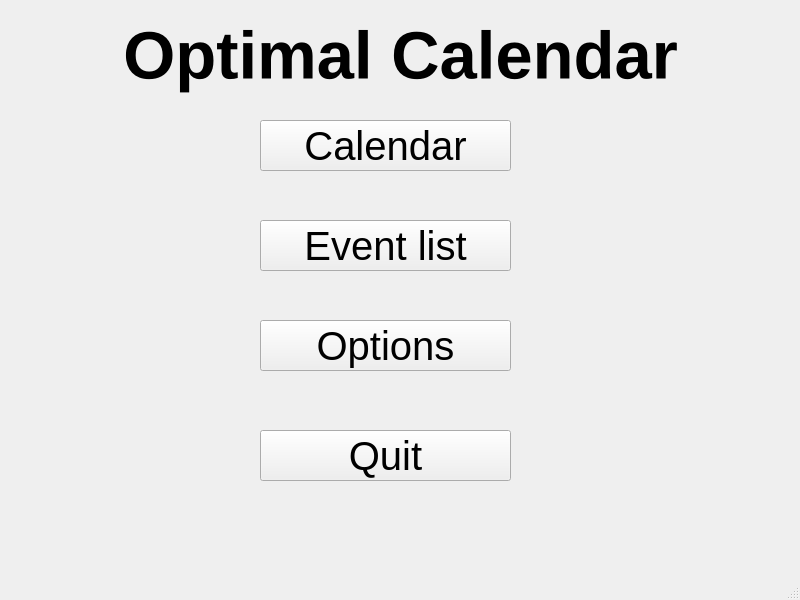
First picture: the form in ui/main_menu.ui, repository bartzlot/optimal_calendar, before the edit.
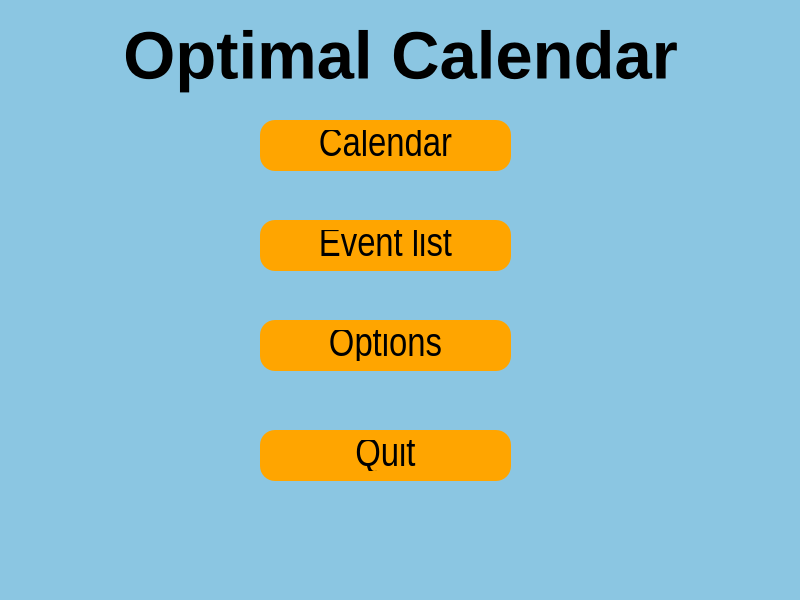
Second picture: the form after the edit.

```diff
--- a/ui/main_menu.ui
+++ b/ui/main_menu.ui
@@ -13,6 +13,11 @@
   <property name="windowTitle">
    <string>MainWindow</string>
   </property>
+  <property name="styleSheet">
+   <string notr="true">QWidget {
+    background-color: #8BC6E2;
+}</string>
+  </property>
   <widget class="QWidget" name="centralwidget">
    <widget class="QLabel" name="label">
     <property name="geometry">
@@ -47,9 +52,24 @@
     </property>
     <property name="font">
      <font>
-      <pointsize>30</pointsize>
+      <family>Arial Narrow</family>
+      <pointsize>-1</pointsize>
      </font>
     </property>
+    <property name="styleSheet">
+     <string notr="true">    QPushButton {
+        background-color: orange;
+        color: black;
+        border-radius: 15px;
+        padding: 10px 20px;
+        font-size: 40px;
+        font-family: &quot;Arial Narrow&quot;, sans-serif;
+    }
+    
+    QPushButton:pressed {
+        background-color: darkorange; /* Change color when button is pressed */
+    }</string>
+    </property>
     <property name="text">
      <string>Calendar</string>
     </property>
@@ -65,9 +85,24 @@
     </property>
     <property name="font">
      <font>
-      <pointsize>30</pointsize>
+      <family>Arial Narrow</family>
+      <pointsize>-1</pointsize>
      </font>
     </property>
+    <property name="styleSheet">
+     <string notr="true">    QPushButton {
+        background-color: orange;
+        color: black;
+        border-radius: 15px;
+        padding: 10px 20px;
+        font-size: 40px;
+        font-family: &quot;Arial Narrow&quot;, sans-serif;
+    }
+    
+    QPushButton:pressed {
+        background-color: darkorange; /* Change color when button is pressed */
+    }</string>
+    </property>
     <property name="text">
      <string>Options</string>
     </property>
@@ -83,9 +118,24 @@
     </property>
     <property name="font">
      <font>
-      <pointsize>30</pointsize>
+      <family>Arial Narrow</family>
+      <pointsize>-1</pointsize>
      </font>
     </property>
+    <property name="styleSheet">
+     <string notr="true">    QPushButton {
+        background-color: orange;
+        color: black;
+        border-radius: 15px;
+        padding: 10px 20px;
+        font-size: 40px;
+        font-family: &quot;Arial Narrow&quot;, sans-serif;
+    }
+    
+    QPushButton:pressed {
+        background-color: darkorange; /* Change color when button is pressed */
+    }</string>
+    </property>
     <property name="text">
      <string>Quit</string>
     </property>
@@ -101,9 +151,24 @@
     </property>
     <property name="font">
      <font>
-      <pointsize>30</pointsize>
+      <family>Arial Narrow</family>
+      <pointsize>-1</pointsize>
      </font>
     </property>
+    <property name="styleSheet">
+     <string notr="true">    QPushButton {
+        background-color: orange;
+        color: black;
+        border-radius: 15px;
+        padding: 10px 20px;
+        font-size: 40px;
+        font-family: &quot;Arial Narrow&quot;, sans-serif;
+    }
+    
+    QPushButton:pressed {
+        background-color: darkorange; /* Change color when button is pressed */
+    }</string>
+    </property>
     <property name="text">
      <string>Event list</string>
     </property>
```
